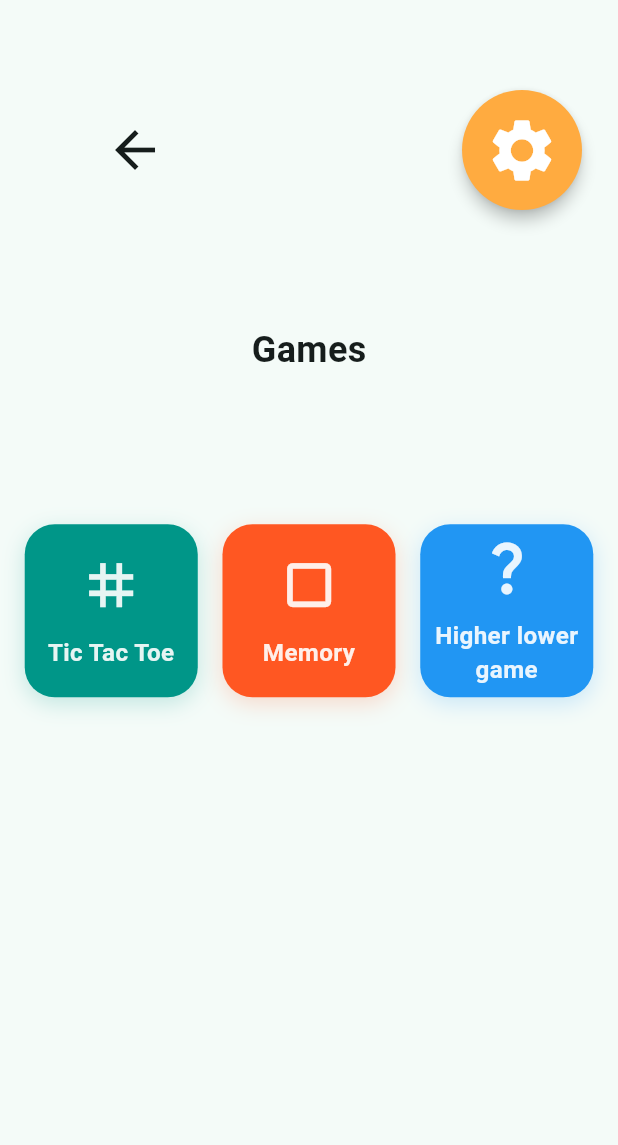
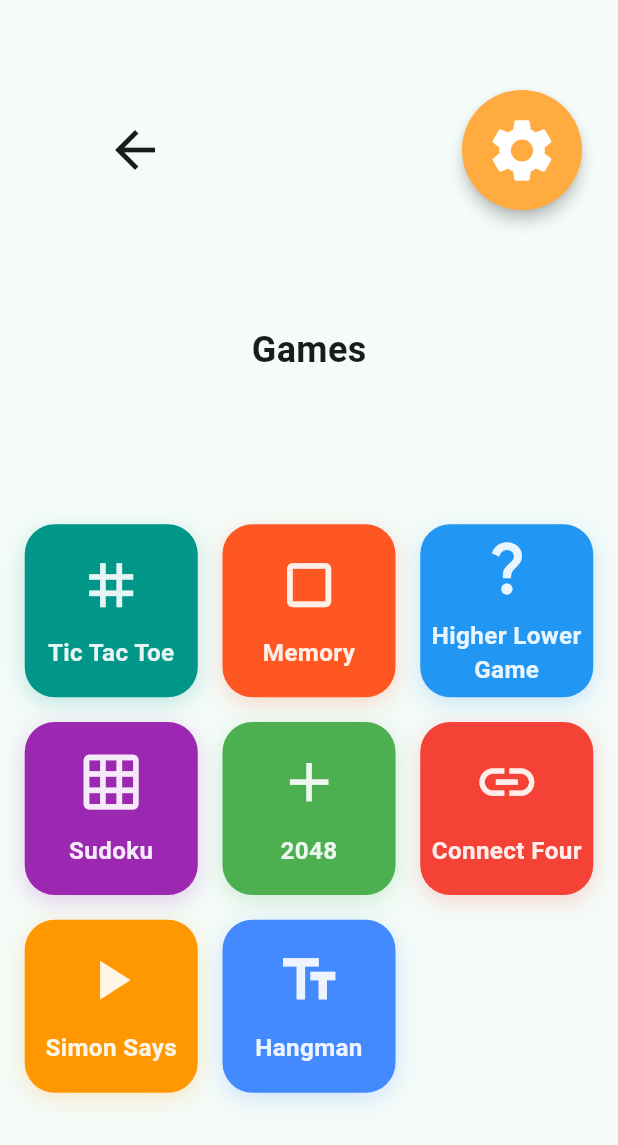
Before and after one commit to evergreen-collab/Project-Evergreen, a Flutter app: the screen it shows after launch, after a tap on "Games", on a phone screen of 412 x 824 dp. Shown: the top 1145 px of the screen. Run offline on Flutter 3.47's test engine with Material 3 defaults, Android fonts, the phone set to English and light mode, and no system bars; our stand-ins replace flutter_contacts, video_player; missing offline and left inert: color_blindness.

Commit message:
More games

```diff
--- a/lib/main.dart
+++ b/lib/main.dart
@@ -14,7 +14,6 @@ import 'pages/settings_page.dart';
 import 'providers/settings_provider.dart';
 import 'pages/emergency_page.dart';
 import 'package:evergreen/pages/contacts_page.dart';
-
 
 Color getGridButtonColor(BuildContext context, Color color) {
   final settings = Provider.of<SettingsProvider>(context, listen: true);
@@ -139,9 +138,7 @@ class EvergreenHomePage extends StatelessWidget {
                   label: 'Games',
                   onTap: () {
                     Navigator.of(context).push(
-                      MaterialPageRoute(
-                        builder: (context) => const GamesPage(),
-                      ),
+                      MaterialPageRoute(builder: (context) => GamesPage()),
                     );
                   },
                   color: getGridButtonColor(context, Colors.deepOrange),
--- a/lib/pages/games_page.dart
+++ b/lib/pages/games_page.dart
@@ -21,7 +21,74 @@ Color getGridButtonColor(BuildContext context, Color color) {
 }
 
 class GamesPage extends StatelessWidget {
-  const GamesPage({super.key});
+  GamesPage({super.key});
+
+  final List<Map<String, dynamic>> games = [
+    {
+      'icon': Icons.grid_3x3_outlined,
+      'label': 'Tic Tac Toe',
+      'onTap': () {
+        // Add your navigation or game logic here
+      },
+      'color': Colors.teal,
+    },
+    {
+      'icon': Icons.crop_square,
+      'label': 'Memory',
+      'onTap': () {
+        // Add your navigation or game logic here
+      },
+      'color': Colors.deepOrange,
+    },
+    {
+      'icon': Icons.question_mark,
+      'label': 'Higher Lower Game',
+      'onTap': () {
+        // Add your navigation or game logic here
+      },
+      'color': Colors.blue,
+    },
+    {
+      'icon': Icons.grid_on,
+      'label': 'Sudoku',
+      'onTap': () {
+        // Add your navigation or game logic here
+      },
+      'color': Colors.purple,
+    },
+    {
+      'icon': Icons.add,
+      'label': '2048',
+      'onTap': () {
+        // Add your navigation or game logic here
+      },
+      'color': Colors.green,
+    },
+    {
+      'icon': Icons.link,
+      'label': 'Connect Four',
+      'onTap': () {
+        // Add your navigation or game logic here
+      },
+      'color': Colors.red,
+    },
+    {
+      'icon': Icons.play_arrow,
+      'label': 'Simon Says',
+      'onTap': () {
+        // Add your navigation or game logic here
+      },
+      'color': Colors.orange,
+    },
+    {
+      'icon': Icons.text_fields,
+      'label': 'Hangman',
+      'onTap': () {
+        // Add your navigation or game logic here
+      },
+      'color': Colors.blueAccent,
+    },
+  ];
 
   @override
   Widget build(BuildContext context) {
@@ -51,26 +118,15 @@ class GamesPage extends StatelessWidget {
                     crossAxisCount: 3,
                     mainAxisSpacing: padding,
                     crossAxisSpacing: padding,
-                    children: [
-                      EvergreenGridButton(
-                        icon: Icons.grid_3x3_outlined,
-                        label: 'Tic Tac Toe',
-                        onTap: () {},
-                        color: getGridButtonColor(context, Colors.teal),
-                      ),
-                      EvergreenGridButton(
-                        icon: Icons.crop_square,
-                        label: 'Memory',
-                        onTap: () {},
-                        color: getGridButtonColor(context, Colors.deepOrange),
-                      ),
-                      EvergreenGridButton(
-                        icon: Icons.question_mark,
-                        label: 'Higher lower game',
-                        onTap: () {},
-                        color: getGridButtonColor(context, Colors.blue),
-                      ),
-                    ],
+                    children:
+                        games.map((game) {
+                          return EvergreenGridButton(
+                            icon: game['icon'],
+                            label: game['label'],
+                            onTap: game['onTap'],
+                            color: getGridButtonColor(context, game['color']),
+                          );
+                        }).toList(),
                   ),
                 ),
               ),
```
